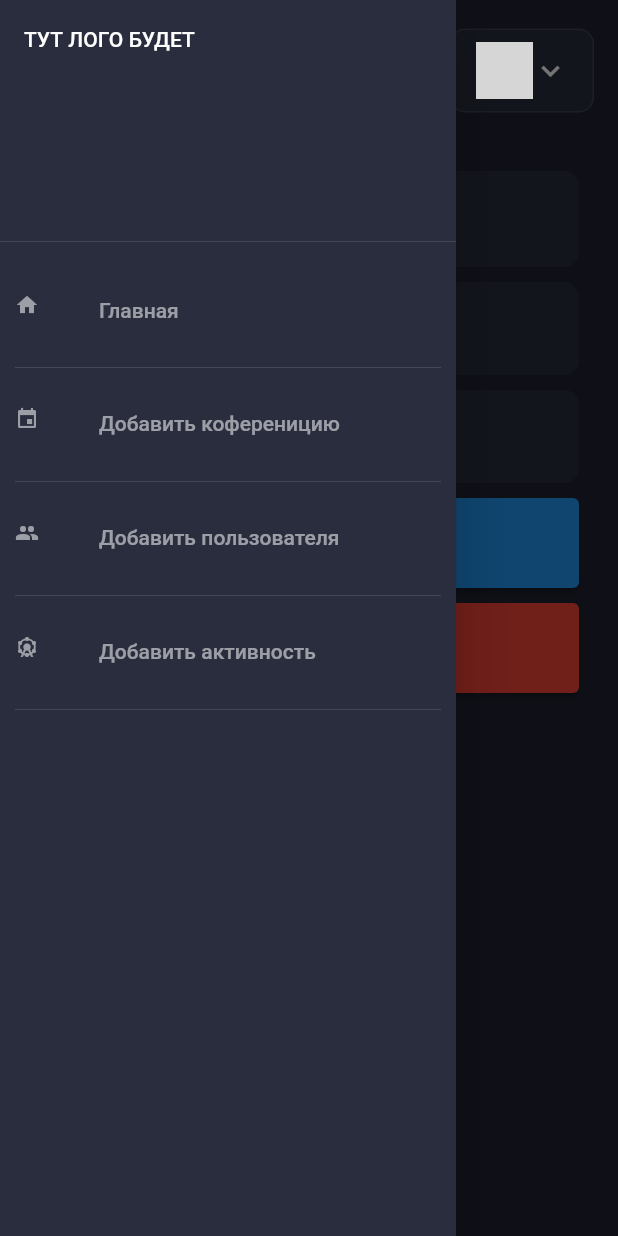
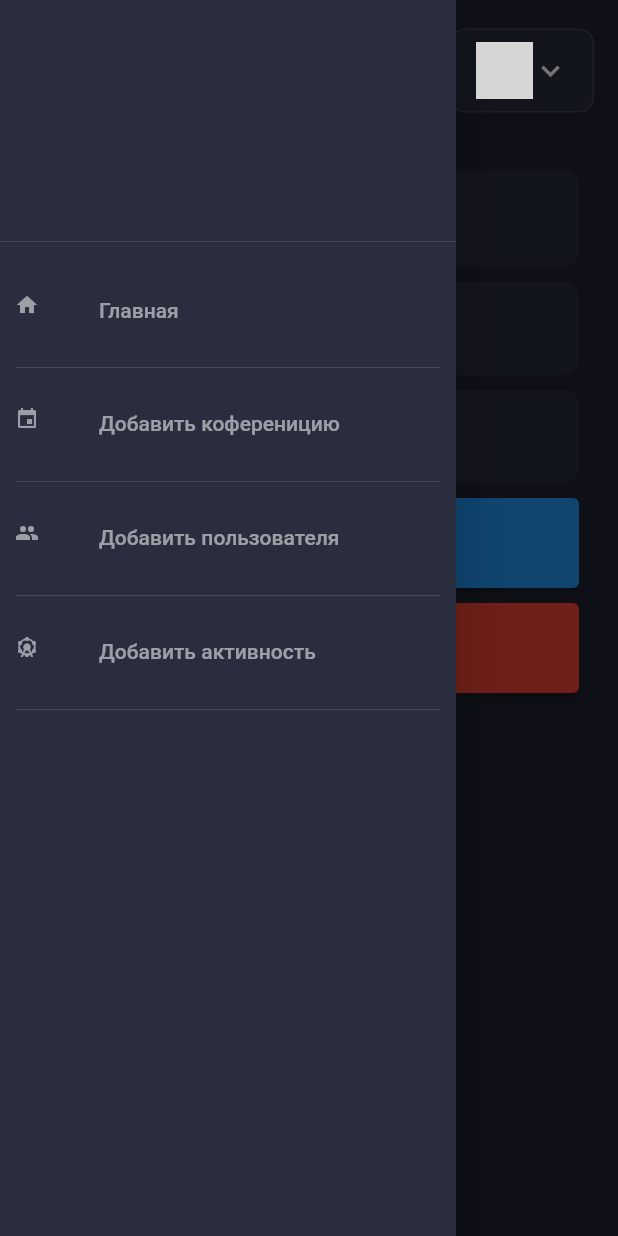
Before and after one commit to condomcom/flutter_admin_dashboard, a Flutter app: the screen it shows after launch, after a tap on the "menu" icon, after a tap on "Добавить коференицию", on a phone screen of 412 x 824 dp. Run offline on Flutter 3.47's test engine with Material 2 defaults, Android fonts, the phone set to English and light mode, and no system bars; our stand-ins replace auto_route, data_table_2, dio, fl_chart, flutter_redux, flutter_svg and 5 more; network calls fail; grey boxes are pictures that could not be loaded.

Commit message:
Final fixes

```diff
--- a/lib/screens/activity/edit/edit_activity_screen.dart
+++ b/lib/screens/activity/edit/edit_activity_screen.dart
@@ -62,9 +62,9 @@ class _ActivityEditPageState extends State<ActivityEditPage> {
   final _nameController = TextEditingController();
   final _descriptionController = TextEditingController();
 
-  late DateTime _startDate;
-  late DateTime _finalDate;
-  late double _currentSliderValue;
+  var _startDate = DateTime.now();
+  var _finalDate = DateTime.now();
+  var _currentSliderValue = 10.0;
 
   @override
   void initState() {
--- a/lib/screens/home/home_page.dart
+++ b/lib/screens/home/home_page.dart
@@ -61,19 +61,19 @@ class _HomePageState extends State<HomePage> {
                     ConferencesTableLoader(),
                     SizedBox(height: defaultPadding),
                     ActivitiesTableLoader(),
-                    SizedBox(height: defaultPadding),
-                    StarageDetails(),
+                    // SizedBox(height: defaultPadding),
+                    // StarageDetails(),
                   ],
                 ],
               ),
             ),
-            if (!Responsive.isMobile(context)) SizedBox(width: defaultPadding),
-            // On Mobile means if the screen is less than 850 we dont want to show it
-            if (!Responsive.isMobile(context))
-              Expanded(
-                flex: 2,
-                child: StarageDetails(),
-              ),
+            // if (!Responsive.isMobile(context)) SizedBox(width: defaultPadding),
+            // // On Mobile means if the screen is less than 850 we dont want to show it
+            // if (!Responsive.isMobile(context))
+            //   Expanded(
+            //     flex: 2,
+            //     child: StarageDetails(),
+            //   ),
           ],
         )
       ],
--- a/lib/screens/main/components/side_menu.dart
+++ b/lib/screens/main/components/side_menu.dart
@@ -13,9 +13,7 @@ class SideMenu extends StatelessWidget {
     return Drawer(
       child: ListView(
         children: [
-          DrawerHeader(
-            child: Text('ТУТ ЛОГО БУДЕТ'),
-          ),
+          DrawerHeader(child: SizedBox()),
           DrawerListTile(
             title: "Главная",
             iconData: Icons.home,
```
